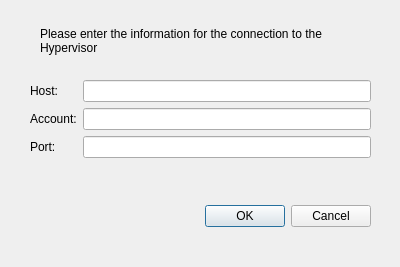
Above: src/hypervisordialog.ui from jankeconsulting/virtnosis before the change. Below: the same form after it.
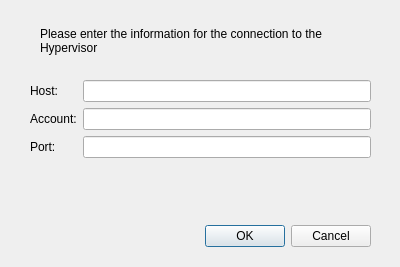
That is the form after the change.

Commit message: Added display of constructed uri in dialog for adding hypervisor

Patch:
```diff
--- a/src/hypervisordialog.ui
+++ b/src/hypervisordialog.ui
@@ -20,7 +20,7 @@
    <property name="geometry">
     <rect>
      <x>30</x>
-     <y>200</y>
+     <y>220</y>
      <width>341</width>
      <height>32</height>
     </rect>
@@ -38,7 +38,7 @@
      <x>30</x>
      <y>80</y>
      <width>341</width>
-     <height>101</height>
+     <height>81</height>
     </rect>
    </property>
    <layout class="QFormLayout" name="formLayout">
```
Left out of the diff: 13 changed lines with no effect on the pictures. The commit also changes 4 other files.
